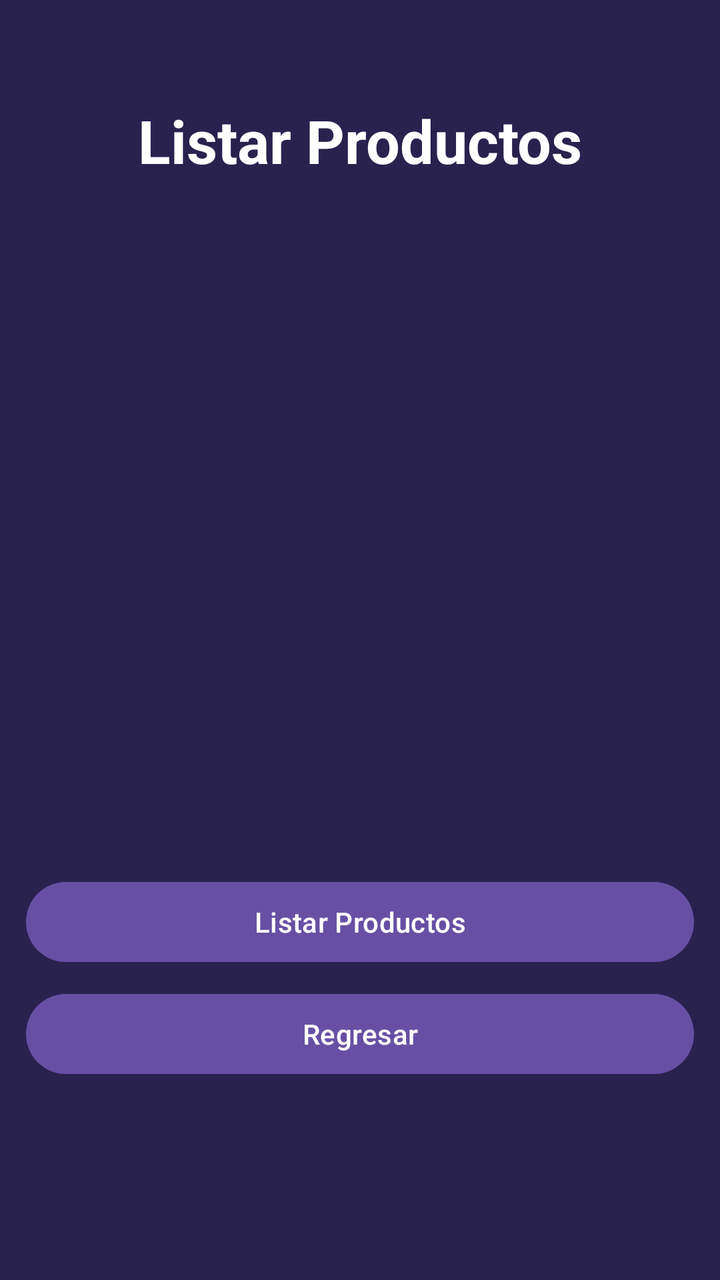
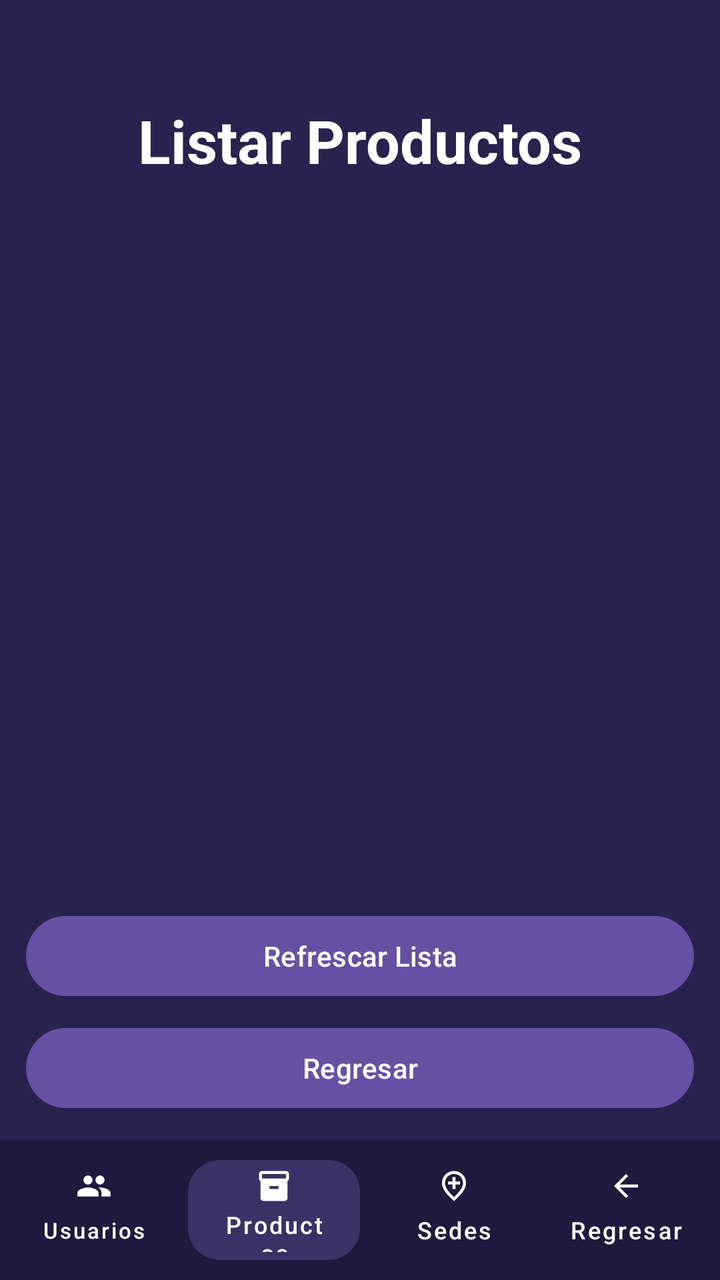

Two renders of the same Android screen: before a commit and after it. Below are the layout's source before the change and the commit's diff.
<!-- AndroidManifest.xml: application theme Theme.AlcamenProyectoFinal -->
<!-- res/layout/activity_frm_listar_productos.xml -->
<?xml version="1.0" encoding="utf-8"?>
<androidx.constraintlayout.widget.ConstraintLayout xmlns:android="http://schemas.android.com/apk/res/android"
    xmlns:app="http://schemas.android.com/apk/res-auto"
    xmlns:tools="http://schemas.android.com/tools"
    android:id="@+id/main"
    android:background="#29224E" android:layout_width="match_parent"
    android:layout_height="match_parent"
    tools:context=".Vista.frmListarProductos">

    <TextView
        android:id="@+id/tvTituloListarProductos"
        android:layout_width="wrap_content"
        android:layout_height="wrap_content"
        android:layout_marginTop="50dp"
        android:text="Listar Productos"
        android:textColor="#FFFFFF"
        android:textSize="30sp"
        android:textStyle="bold"
        app:layout_constraintEnd_toEndOf="parent"
        app:layout_constraintStart_toStartOf="parent"
        app:layout_constraintTop_toTopOf="parent" />

    <LinearLayout
        android:layout_width="334dp"
        android:layout_height="wrap_content"
        android:orientation="vertical"
        app:layout_constraintBottom_toBottomOf="parent"
        app:layout_constraintEnd_toEndOf="parent"
        app:layout_constraintStart_toStartOf="parent"
        app:layout_constraintTop_toBottomOf="@+id/tvTituloListarProductos"
        app:layout_constraintVertical_bias="0.3">

        <ScrollView
            android:layout_width="match_parent"
            android:layout_height="280dp"
            android:layout_marginBottom="24dp"
            android:fillViewport="true">

            <TextView
                android:id="@+id/txtListarProductos"
                android:layout_width="match_parent"
                android:layout_height="wrap_content"
                android:padding="16dp"
                android:textColor="#FFFFFF" android:textSize="16sp" />
        </ScrollView>

        <Button
            android:id="@+id/button81"
            android:layout_width="match_parent"
            android:layout_height="wrap_content"
            android:onClick="btnListarProducto"
            android:text="Listar Productos"
            android:layout_marginBottom="8dp" />

        <Button
            android:id="@+id/button34"
            android:layout_width="match_parent"
            android:layout_height="wrap_content"
            android:onClick="btnRegresar"
            android:text="Regresar" />
    </LinearLayout>

</androidx.constraintlayout.widget.ConstraintLayout>
<!-- resources referenced by this layout -->
<resources>
  <style name="Theme.AlcamenProyectoFinal" parent="Base.Theme.AlcamenProyectoFinal" />
  <style name="Base.Theme.AlcamenProyectoFinal" parent="Theme.Material3.DayNight.NoActionBar">
          
          
      </style>
</resources>

<!-- the commit's change to res/layout/activity_frm_listar_productos.xml (unified diff, before → after) -->
@@ -20,37 +20,39 @@
         app:layout_constraintStart_toStartOf="parent"
         app:layout_constraintTop_toTopOf="parent" />
 
+    <androidx.recyclerview.widget.RecyclerView
+        android:id="@+id/rvProductos"
+        android:layout_width="0dp"
+        android:layout_height="0dp"
+        android:layout_marginTop="16dp"
+        android:layout_marginBottom="12dp"
+        android:clipToPadding="false"
+        android:paddingBottom="8dp"
+        app:layout_constraintBottom_toTopOf="@+id/containerBotones"
+        app:layout_constraintEnd_toEndOf="parent"
+        app:layout_constraintStart_toStartOf="parent"
+        app:layout_constraintTop_toBottomOf="@+id/tvTituloListarProductos"
+        tools:listitem="@layout/item_producto" />
+
+    
     <LinearLayout
+        android:id="@+id/containerBotones"
         android:layout_width="334dp"
         android:layout_height="wrap_content"
+        android:layout_marginBottom="12dp"
         android:orientation="vertical"
-        app:layout_constraintBottom_toBottomOf="parent"
-        app:layout_constraintEnd_toEndOf="parent"
-        app:layout_constraintStart_toStartOf="parent"
-        app:layout_constraintTop_toBottomOf="@+id/tvTituloListarProductos"
-        app:layout_constraintVertical_bias="0.3">
-
-        <ScrollView
-            android:layout_width="match_parent"
-            android:layout_height="280dp"
-            android:layout_marginBottom="24dp"
-            android:fillViewport="true">
-
-            <TextView
-                android:id="@+id/txtListarProductos"
-                android:layout_width="match_parent"
-                android:layout_height="wrap_content"
-                android:padding="16dp"
-                android:textColor="#FFFFFF" android:textSize="16sp" />
-        </ScrollView>
-
+        app:layout_constraintBottom_toTopOf="@+id/footerListarProductos"
+        app:layout_constraintEnd_toEndOf="parent"
+        app:layout_constraintStart_toStartOf="parent">
+
+        
         <Button
             android:id="@+id/button81"
             android:layout_width="match_parent"
             android:layout_height="wrap_content"
+            android:layout_marginBottom="8dp"
             android:onClick="btnListarProducto"
-            android:text="Listar Productos"
-            android:layout_marginBottom="8dp" />
+            android:text="Refrescar Lista" />
 
         <Button
             android:id="@+id/button34"
@@ -60,4 +62,148 @@
             android:text="Regresar" />
     </LinearLayout>
 
+    <LinearLayout
+        android:id="@+id/footerListarProductos"
+        android:layout_width="match_parent"
+        android:layout_height="70dp"
+        android:background="#1F1A3D"
+        android:orientation="horizontal"
+        android:padding="4dp"
+        android:gravity="center_vertical"
+        app:layout_constraintBottom_toBottomOf="parent"
+        app:layout_constraintEnd_toEndOf="parent"
+        app:layout_constraintStart_toStartOf="parent">
+
+        <com.google.android.material.button.MaterialButton
+            android:id="@+id/btnUsuarios"
+            style="@style/Widget.MaterialComponents.Button.TextButton"
+            android:layout_width="0dp"
+            android:layout_height="match_parent"
+            android:layout_weight="1"
+            android:text="Usuarios"
+            android:textColor="@android:color/white"
+            android:textSize="11sp"
+            app:icon="@drawable/ic_people"
+            app:iconGravity="top"
+            app:iconPadding="2dp"
+            app:iconTint="@android:color/white"
+            app:textAllCaps="false" />
+
+        <com.google.android.material.button.MaterialButton
+            android:id="@+id/btnProductos"
+            style="@style/Widget.MaterialComponents.Button.UnelevatedButton"
+            android:layout_width="0dp"
+            android:layout_height="wrap_content"
+            android:layout_marginHorizontal="4dp"
+            android:layout_weight="1"
+            android:text="Productos"
+            android:textColor="@android:color/white"
+            android:textSize="12sp"
+            app:backgroundTint="#3A3266"
+            app:cornerRadius="16dp"
+            app:icon="@drawable/ic_inventory"
+            app:iconGravity="top"
+            app:iconPadding="2dp"
+            app:iconTint="@android:color/white"
+            app:textAllCaps="false" />
+
+        <com.google.android.material.button.MaterialButton
+            android:id="@+id/btnSedes"
+            style="@style/Widget.MaterialComponents.Button.TextButton"
+            android:layout_width="0dp"
+            android:layout_height="match_parent"
+            android:layout_weight="1"
+            android:text="Sedes"
+            android:textColor="@android:color/white"
+            android:textSize="12sp"
+            app:icon="@drawable/ic_location_city"
+            app:iconGravity="top"
+            app:iconPadding="2dp"
+            app:iconTint="@android:color/white"
+            app:textAllCaps="false" />
+
+        <com.google.android.material.button.MaterialButton
+            android:id="@+id/btnRegresar"
+            style="@style/Widget.MaterialComponents.Button.TextButton"
+            android:layout_width="0dp"
+            android:layout_height="match_parent"
+            android:layout_weight="1"
+            android:text="Regresar"
+            android:textColor="@android:color/white"
+            android:textSize="12sp"
+            app:icon="@drawable/ic_arrow_back"
+            app:iconGravity="top"
+            app:iconPadding="2dp"
+            app:iconTint="@android:color/white"
+            app:textAllCaps="false" />
+
+    </LinearLayout>
+
 </androidx.constraintlayout.widget.ConstraintLayout>
+<!-- res/layout/item_producto.xml (included above) -->
+<?xml version="1.0" encoding="utf-8"?>
+<androidx.cardview.widget.CardView
+    xmlns:android="http://schemas.android.com/apk/res/android"
+    xmlns:app="http://schemas.android.com/apk/res-auto"
+    android:layout_width="match_parent"
+    android:layout_height="wrap_content"
+    android:layout_marginHorizontal="16dp"
+    android:layout_marginVertical="6dp"
+    app:cardBackgroundColor="#2A2450"
+    app:cardCornerRadius="12dp"
+    app:cardElevation="4dp">
+
+    <LinearLayout
+        android:layout_width="match_parent"
+        android:layout_height="wrap_content"
+        android:orientation="horizontal"
+        android:padding="16dp">
+
+        
+        <View
+            android:layout_width="4dp"
+            android:layout_height="match_parent"
+            android:background="#10B981"
+            android:layout_marginEnd="12dp" />
+
+        
+        <LinearLayout
+            android:layout_width="0dp"
+            android:layout_height="wrap_content"
+            android:layout_weight="1"
+            android:orientation="vertical">
+
+            
+            <TextView
+                android:id="@+id/tvNombreProducto"
+                android:layout_width="wrap_content"
+                android:layout_height="wrap_content"
+                android:text="Nombre del Producto"
+                android:textColor="#FFFFFF"
+                android:textSize="17sp"
+                android:textStyle="bold" />
+
+            
+            <TextView
+                android:id="@+id/tvDescripcion"
+                android:layout_width="wrap_content"
+                android:layout_height="wrap_content"
+                android:layout_marginTop="2dp"
+                android:text="Descripción breve del producto..."
+                android:textColor="#A78BFA"
+                android:textSize="14sp" />
+
+            
+            <TextView
+                android:id="@+id/tvDetallesProducto"
+                android:layout_width="wrap_content"
+                android:layout_height="wrap_content"
+                android:layout_marginTop="6dp"
+                android:text="Ubicación: Estante A | Prov: Vendor | Cód: P001"
+                android:textColor="#B3FFFFFF"
+                android:textSize="12sp" />
+        </LinearLayout>
+
+    </LinearLayout>
+
+</androidx.cardview.widget.CardView>
<!-- resource entries referenced after the edit -->
@@ -1,5 +1,29 @@
 <!-- resources referenced by this layout -->
 <resources>
+  <!-- drawable ic_arrow_back (drawable) -->
+  <vector xmlns:android="http://schemas.android.com/apk/res/android" android:autoMirrored="true" android:height="24dp" android:tint="#000000" android:viewportHeight="960" android:viewportWidth="960" android:width="24dp">
+        
+      <path android:fillColor="@android:color/white" android:pathData="M313,520L537,744L480,800L160,480L480,160L537,216L313,440L800,440L800,520L313,520Z"/>
+      
+  </vector>
+  <!-- drawable ic_inventory (drawable) -->
+  <vector xmlns:android="http://schemas.android.com/apk/res/android" android:height="24dp" android:tint="#000000" android:viewportHeight="24" android:viewportWidth="24" android:width="24dp">
+        
+      <path android:fillColor="@android:color/white" android:pathData="M20,2L4,2c-1,0 -2,0.9 -2,2v3.01c0,0.72 0.43,1.34 1,1.69L3,20c0,1.1 1.1,2 2,2h14c0.9,0 2,-0.9 2,-2L21,8.7c0.57,-0.35 1,-0.97 1,-1.69L22,4c0,-1.1 -1,-2 -2,-2zM15,14L9,14v-2h6v2zM20,7L4,7L4,4l16,-0.02L20,7z"/>
+      
+  </vector>
+  <!-- drawable ic_location_city (drawable) -->
+  <vector xmlns:android="http://schemas.android.com/apk/res/android" android:height="24dp" android:tint="#000000" android:viewportHeight="960" android:viewportWidth="960" android:width="24dp">
+        
+      <path android:fillColor="@android:color/white" android:pathData="M440,560L520,560L520,440L640,440L640,360L520,360L520,240L440,240L440,360L320,360L320,440L440,440L440,560ZM480,774Q602,662 661,570.5Q720,479 720,408Q720,299 650.5,229.5Q581,160 480,160Q379,160 309.5,229.5Q240,299 240,408Q240,479 299,570.5Q358,662 480,774ZM480,880Q319,743 239.5,625.5Q160,508 160,408Q160,258 256.5,169Q353,80 480,80Q607,80 703.5,169Q800,258 800,408Q800,508 720.5,625.5Q641,743 480,880ZM480,400Q480,400 480,400Q480,400 480,400Q480,400 480,400Q480,400 480,400Q480,400 480,400Q480,400 480,400Q480,400 480,400Q480,400 480,400Z"/>
+      
+  </vector>
+  <!-- drawable ic_people (drawable) -->
+  <vector xmlns:android="http://schemas.android.com/apk/res/android" android:height="24dp" android:tint="#000000" android:viewportHeight="24" android:viewportWidth="24" android:width="24dp">
+        
+      <path android:fillColor="@android:color/white" android:pathData="M16,11c1.66,0 2.99,-1.34 2.99,-3S17.66,5 16,5c-1.66,0 -3,1.34 -3,3s1.34,3 3,3zM8,11c1.66,0 2.99,-1.34 2.99,-3S9.66,5 8,5C6.34,5 5,6.34 5,8s1.34,3 3,3zM8,13c-2.33,0 -7,1.17 -7,3.5L1,19h14v-2.5c0,-2.33 -4.67,-3.5 -7,-3.5zM16,13c-0.29,0 -0.62,0.02 -0.97,0.05 1.16,0.84 1.97,1.97 1.97,3.45L17,19h6v-2.5c0,-2.33 -4.67,-3.5 -7,-3.5z"/>
+      
+  </vector>
   <style name="Theme.AlcamenProyectoFinal" parent="Base.Theme.AlcamenProyectoFinal" />
   <style name="Base.Theme.AlcamenProyectoFinal" parent="Theme.Material3.DayNight.NoActionBar">
           
